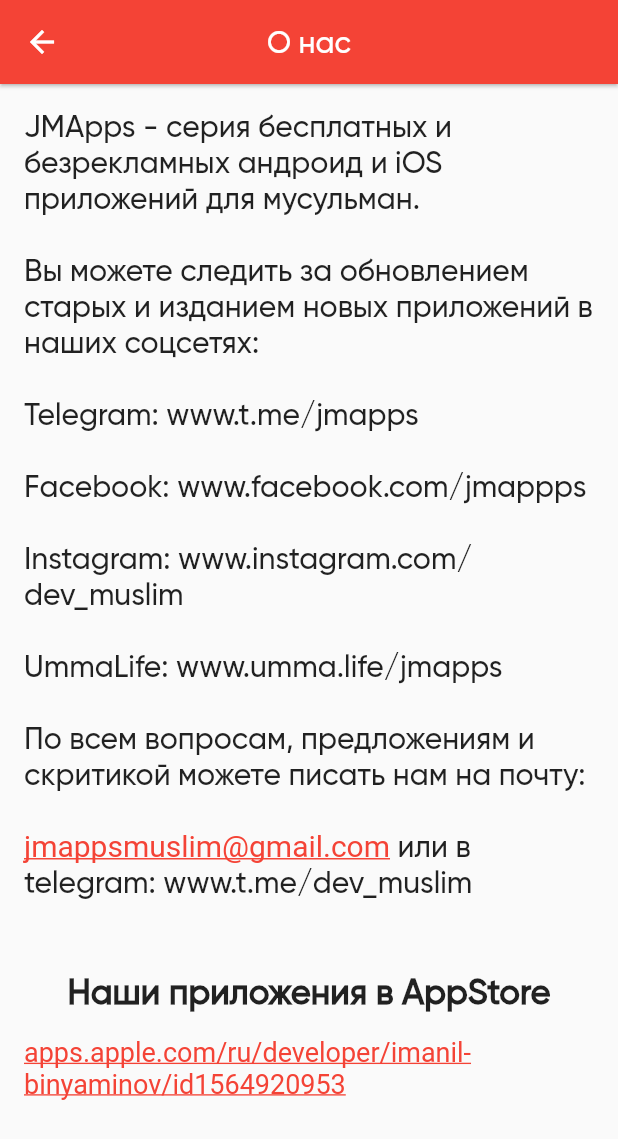
After one commit to JMApps/hadith_40, a Flutter app: the screen it shows after launch, after a tap on an icon or button, on a phone screen of 412 x 824 dp. The commit adds this screen. Shown: the top 1139 px of the screen. Run offline on Flutter 3.47's test engine with Material 2 defaults, Android fonts, the phone set to English and light mode, and no system bars; drawn by our look-alikes of flutter_linkify; our stand-ins replace assets_audio_player, flutter_html, scrollable_positioned_list, share_plus, shared_preferences, sqflite; missing offline and left inert: o_color_picker; accounts and stored records are empty.

Commit message:
Added about us page with link libraries

```diff
--- /dev/null
+++ b/lib/pages/about_us.dart
@@ -0,0 +1,82 @@
+import 'package:flutter/cupertino.dart';
+import 'package:flutter/material.dart';
+import 'package:flutter_linkify/flutter_linkify.dart';
+import 'package:url_launcher/url_launcher.dart';
+
+class AboutUs extends StatelessWidget {
+  const AboutUs({Key? key}) : super(key: key);
+
+  @override
+  Widget build(BuildContext context) {
+    return Scaffold(
+      appBar: AppBar(
+        iconTheme: const IconThemeData(
+          color: Colors.white,
+        ),
+        centerTitle: true,
+        elevation: 1,
+        title: const Text(
+          'О нас',
+          style: TextStyle(
+            color: Colors.white,
+          ),
+        ),
+        backgroundColor: Colors.red,
+      ),
+      body: SingleChildScrollView(
+        child: Scrollbar(
+          child: Container(
+            padding: const EdgeInsets.all(16),
+            child: Expanded(
+              child: Column(
+                children: [
+                  Linkify(
+                    text:
+                        'JMApps - серия бесплатных и безрекламных андроид и iOS приложений для мусульман.\n\n'
+                        'Вы можете следить за обновлением старых и изданием новых приложений в наших соцсетях:\n\n'
+                        'Telegram: www.t.me/jmapps\n\n'
+                        'Facebook: www.facebook.com/jmappps\n\n'
+                        'Instagram: www.instagram.com/dev_muslim\n\n'
+                        'UmmaLife: www.umma.life/jmapps\n\n'
+                        'По всем вопросам, предложениям и скритикой можете писать нам на почту:\n\n'
+                        'jmappsmuslim@gmail.com или в telegram: www.t.me/dev_muslim\n\n',
+                    style: const TextStyle(fontSize: 20),
+                    linkStyle: const TextStyle(color: Colors.red),
+                    onOpen: (link) async {
+                      if (await canLaunch(link.url)) {
+                        await launch(link.url);
+                      } else {
+                        throw 'Could not launch $link';
+                      }
+                    },
+                  ),
+                  const Text(
+                    'Наши приложения в AppStore',
+                    style: TextStyle(
+                      fontSize: 23,
+                      fontWeight: FontWeight.bold,
+                    ),
+                  ),
+                  const SizedBox(height: 16),
+                  Linkify(
+                    text:
+                        'https://apps.apple.com/ru/developer/imanil-binyaminov/id1564920953',
+                    style: const TextStyle(fontSize: 18),
+                    linkStyle: const TextStyle(color: Colors.red),
+                    onOpen: (link) async {
+                      if (await canLaunch(link.url)) {
+                        await launch(link.url);
+                      } else {
+                        throw 'Could not launch $link';
+                      }
+                    },
+                  ),
+                ],
+              ),
+            ),
+          ),
+        ),
+      ),
+    );
+  }
+}
--- a/lib/pages/main_hadeeth_list.dart
+++ b/lib/pages/main_hadeeth_list.dart
@@ -27,15 +27,29 @@ class MainHadeethList extends StatelessWidget {
             ),
           ),
           backgroundColor: Colors.grey[800],
+          actions: [
+            IconButton(
+              icon: const Icon(
+                CupertinoIcons.info,
+                color: Colors.white,
+              ),
+              onPressed: () {
+                Navigator.of(context).pushNamed('/about_us');
+              },
+            ),
+          ],
         ),
         body: Column(
           children: [
             const HadeethSearcher(),
             Expanded(
               child: FutureBuilder<List>(
-                future: context.watch<SearchData>().getTextFieldText.isNotEmpty || context.watch<BookmarkState>().getUpdateList
-                    ? _databaseQuery.getSearchResult(context.watch<SearchData>().getTextFieldText)
-                    : _databaseQuery.getAllHadeeths(),
+                future:
+                    context.watch<SearchData>().getTextFieldText.isNotEmpty ||
+                            context.watch<BookmarkState>().getUpdateList
+                        ? _databaseQuery.getSearchResult(
+                            context.watch<SearchData>().getTextFieldText)
+                        : _databaseQuery.getAllHadeeths(),
                 builder: (BuildContext context, AsyncSnapshot snapshot) {
                   return snapshot.hasError
                       ? const Center(
--- a/lib/router/app_router.dart
+++ b/lib/router/app_router.dart
@@ -1,4 +1,5 @@
 import 'package:flutter/material.dart';
+import 'package:hadith_40/pages/about_us.dart';
 import 'package:hadith_40/pages/hadeeth_apart_content.dart';
 import 'package:hadith_40/pages/hadeeth_content.dart';
 import 'package:hadith_40/pages/main_page.dart';
@@ -7,15 +8,13 @@ class AppRouter {
   Route onGenerateRouter(RouteSettings routeSettings) {
     switch (routeSettings.name) {
       case '/':
-        return MaterialPageRoute(
-            builder: (_) => MainPage(), settings: routeSettings);
+        return MaterialPageRoute(builder: (_) => MainPage(), settings: routeSettings);
       case '/hadeeth_content':
-        return MaterialPageRoute(
-            builder: (_) => const HadeethContent(), settings: routeSettings);
+        return MaterialPageRoute(builder: (_) => const HadeethContent(), settings: routeSettings);
       case '/hadeeth_apart_content':
-        return MaterialPageRoute(
-            builder: (_) => const HadeethApartContent(),
-            settings: routeSettings);
+        return MaterialPageRoute(builder: (_) => const HadeethApartContent(), settings: routeSettings);
+      case '/about_us':
+        return MaterialPageRoute(builder: (_) => const AboutUs(), settings: routeSettings);
       default:
         throw Exception('Invalid route');
     }
--- a/pubspec.yaml
+++ b/pubspec.yaml
@@ -23,6 +23,8 @@ dependencies:
   share_plus: ^3.0.2
   assets_audio_player: ^3.0.3+6
   scrollable_positioned_list: ^0.2.2
+  flutter_linkify: ^5.0.2
+  url_launcher: ^6.0.12
 
 dev_dependencies:
   flutter_test:
```
